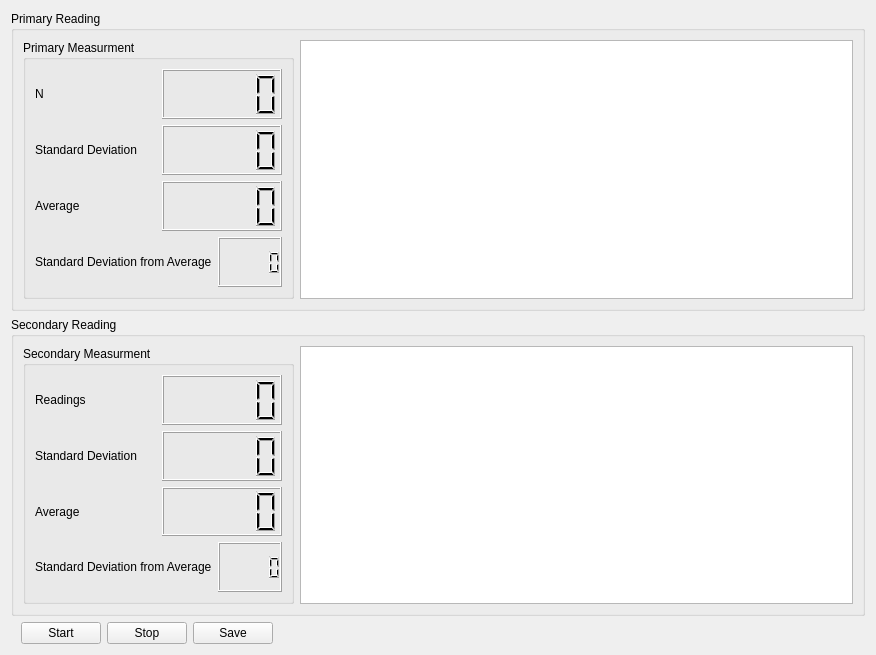
Before: the Qt Designer form Fluke8588A/ui/graph_window.ui in V4rd3n/Fluke8588A-pyvisa, drawn with Qt 5.
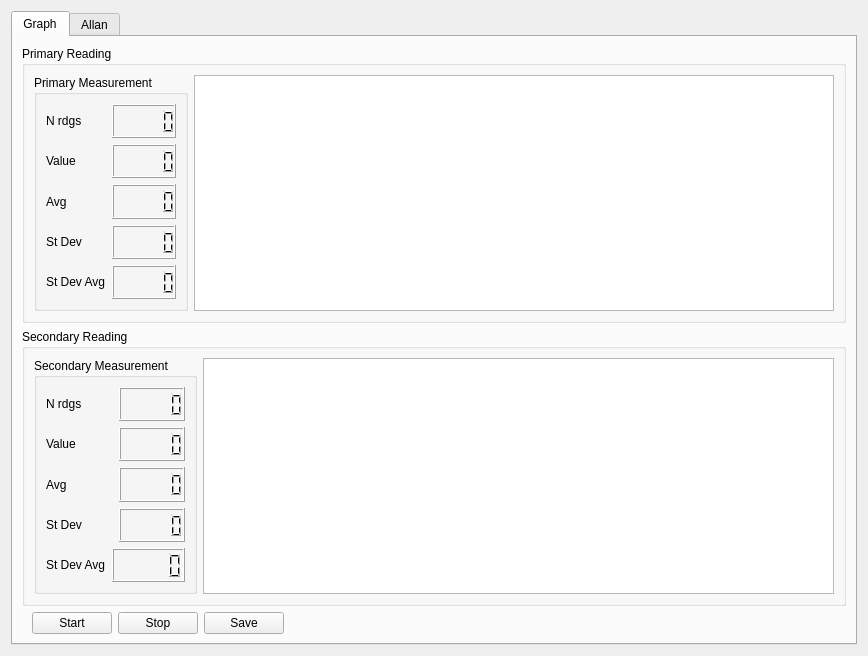
After: the same form once the commit is applied. Custom widgets are drawn as their Qt base class.

Commit message:
Measurement graphs implemented
- Implementation of graphs showing measurment received form instrument
- Acquisition Controller (presenter), new controller handling only graph claculation
- Reading thread, running parallel to main thread reading values
- New service statistics, calculating standard statistics values
- Minor graph window rework
- Some driver changer (read and read_with_secondary)
- Minor bugfixes
- Setup for Allan graph

Patch:
```diff
--- a/Fluke8588A/ui/graph_window.ui
+++ b/Fluke8588A/ui/graph_window.ui
@@ -6,8 +6,8 @@
    <rect>
     <x>0</x>
     <y>0</y>
-    <width>876</width>
-    <height>655</height>
+    <width>868</width>
+    <height>656</height>
    </rect>
   </property>
   <property name="windowTitle">
@@ -15,6 +15,16 @@
   </property>
   <layout class="QVBoxLayout" name="verticalLayout">
    <item>
+    <widget class="QTabWidget" name="tabWidget">
+     <property name="currentIndex">
+      <number>0</number>
+     </property>
+     <widget class="QWidget" name="graph_tab">
+      <attribute name="title">
+       <string>Graph</string>
+      </attribute>
+      <layout class="QVBoxLayout" name="verticalLayout_4">
+       <item>
     <widget class="QGroupBox" name="prim_groupbox">
      <property name="title">
       <string>Primary Reading</string>
@@ -25,7 +35,7 @@
         <item>
          <widget class="QGroupBox" name="primmeas_groupbox">
           <property name="title">
-           <string>Primary Measurment</string>
+               <string>Primary Measurement</string>
           </property>
           <layout class="QVBoxLayout" name="verticalLayout_2">
            <item>
@@ -33,12 +43,26 @@
              <item>
               <widget class="QLabel" name="label_4">
                <property name="text">
-                <string>N</string>
+                    <string>N rdgs</string>
                </property>
               </widget>
              </item>
              <item>
-              <widget class="QLCDNumber" name="lcdNumber_4"/>
+                  <widget class="QLCDNumber" name="prim_nrdgs_lcdnumber"/>
+                 </item>
+                </layout>
+               </item>
+               <item>
+                <layout class="QHBoxLayout" name="horizontalLayout_12">
+                 <item>
+                  <widget class="QLabel" name="label_9">
+                   <property name="text">
+                    <string>Value</string>
+                   </property>
+                  </widget>
+                 </item>
+                 <item>
+                  <widget class="QLCDNumber" name="prim_value_lcdnumber"/>
              </item>
             </layout>
            </item>
@@ -47,7 +71,7 @@
              <item>
               <widget class="QLabel" name="label_5">
                <property name="text">
-                <string>Standard Deviation</string>
+                    <string>Avg</string>
                </property>
               </widget>
              </item>
@@ -60,8 +84,14 @@
             <layout class="QHBoxLayout" name="horizontalLayout_9">
              <item>
               <widget class="QLabel" name="label_6">
+                   <property name="minimumSize">
+                    <size>
+                     <width>60</width>
+                     <height>0</height>
+                    </size>
+                   </property>
                <property name="text">
-                <string>Average</string>
+                    <string>St Dev</string>
                </property>
               </widget>
              </item>
@@ -74,8 +104,20 @@
             <layout class="QHBoxLayout" name="horizontalLayout_10">
              <item>
               <widget class="QLabel" name="label_8">
+                   <property name="sizePolicy">
+                    <sizepolicy hsizetype="Fixed" vsizetype="Preferred">
+                     <horstretch>0</horstretch>
+                     <verstretch>0</verstretch>
+                    </sizepolicy>
+                   </property>
+                   <property name="minimumSize">
+                    <size>
+                     <width>60</width>
+                     <height>0</height>
+                    </size>
+                   </property>
                <property name="text">
-                <string>Standard Deviation from Average</string>
+                    <string>St Dev Avg</string>
                </property>
               </widget>
              </item>
@@ -96,7 +138,7 @@
     </widget>
    </item>
    <item>
-    <widget class="QGroupBox" name="secondary_groupbox">
+        <widget class="QGroupBox" name="sec_groupbox">
      <property name="title">
       <string>Secondary Reading</string>
      </property>
@@ -106,7 +148,7 @@
         <item>
          <widget class="QGroupBox" name="seconmeas_groupbox">
           <property name="title">
-           <string>Secondary Measurment</string>
+               <string>Secondary Measurement</string>
           </property>
           <layout class="QVBoxLayout" name="verticalLayout_3">
            <item>
@@ -114,12 +156,26 @@
              <item>
               <widget class="QLabel" name="label">
                <property name="text">
-                <string>Readings</string>
+                    <string>N rdgs</string>
                </property>
               </widget>
              </item>
              <item>
-              <widget class="QLCDNumber" name="lcdNumber"/>
+                  <widget class="QLCDNumber" name="sec_nrdgs_lcdnumber"/>
+                 </item>
+                </layout>
+               </item>
+               <item>
+                <layout class="QHBoxLayout" name="horizontalLayout_13">
+                 <item>
+                  <widget class="QLabel" name="label_10">
+                   <property name="text">
+                    <string>Value</string>
+                   </property>
+                  </widget>
+                 </item>
+                 <item>
+                  <widget class="QLCDNumber" name="sec_value_lcdnumber"/>
              </item>
             </layout>
            </item>
@@ -128,7 +184,7 @@
              <item>
               <widget class="QLabel" name="label_2">
                <property name="text">
-                <string>Standard Deviation</string>
+                    <string>Avg</string>
                </property>
               </widget>
              </item>
@@ -142,7 +198,7 @@
              <item>
               <widget class="QLabel" name="label_3">
                <property name="text">
-                <string>Average</string>
+                    <string>St Dev</string>
                </property>
               </widget>
              </item>
@@ -155,8 +211,20 @@
             <layout class="QHBoxLayout" name="horizontalLayout_11">
              <item>
               <widget class="QLabel" name="label_7">
+                   <property name="sizePolicy">
+                    <sizepolicy hsizetype="Fixed" vsizetype="Preferred">
+                     <horstretch>0</horstretch>
+                     <verstretch>0</verstretch>
+                    </sizepolicy>
+                   </property>
+                   <property name="minimumSize">
+                    <size>
+                     <width>60</width>
+                     <height>0</height>
+                    </size>
+                   </property>
                <property name="text">
-                <string>Standard Deviation from Average</string>
+                    <string>St Dev Avg</string>
                </property>
               </widget>
              </item>
@@ -229,6 +297,53 @@
       </spacer>
      </item>
     </layout>
+       </item>
+      </layout>
+     </widget>
+     <widget class="QWidget" name="allan_tab">
+      <attribute name="title">
+       <string>Allan</string>
+      </attribute>
+      <layout class="QVBoxLayout" name="verticalLayout_7">
+       <item>
+        <widget class="QGroupBox" name="allan_groupbox">
+         <property name="title">
+          <string>Allan Graph</string>
+         </property>
+         <layout class="QVBoxLayout" name="verticalLayout_8">
+          <item>
+           <widget class="PlotWidget" name="allan_plotwidget"/>
+          </item>
+          <item>
+           <layout class="QHBoxLayout" name="horizontalLayout_14">
+            <item>
+             <widget class="QPushButton" name="allan_generate_pushbutton">
+              <property name="text">
+               <string>Generate</string>
+              </property>
+             </widget>
+            </item>
+            <item>
+             <spacer name="horizontalSpacer_3">
+              <property name="orientation">
+               <enum>Qt::Horizontal</enum>
+              </property>
+              <property name="sizeHint" stdset="0">
+               <size>
+                <width>40</width>
+                <height>20</height>
+               </size>
+              </property>
+             </spacer>
+            </item>
+           </layout>
+          </item>
+         </layout>
+        </widget>
+       </item>
+      </layout>
+     </widget>
+    </widget>
    </item>
   </layout>
  </widget>
```
Left out of the diff: 26 changed lines with no effect on the pictures. Lines whose indentation alone changed are shown as unchanged. The commit also changes 18 other files.
